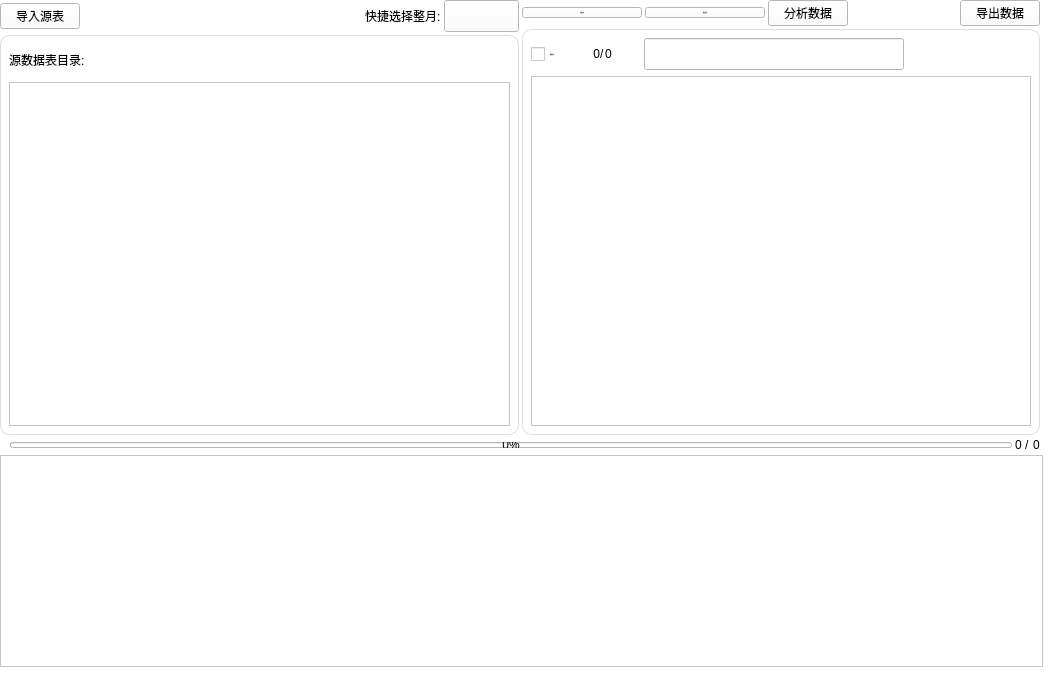
Above: ui/home.ui from coderSnail/xixi-tools before the change. Below: the same form after it.
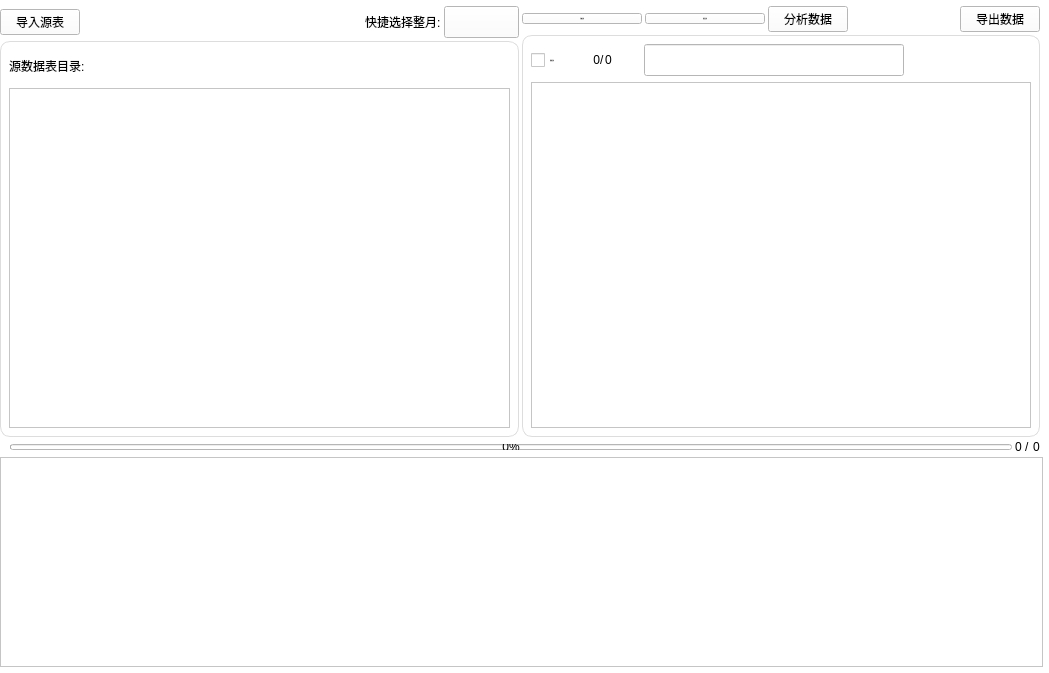
That is the form after the change. Icons and pictures are not drawn. Custom widgets are drawn as their Qt base class.

Commit message: bug_fix: 主页界面添加top-margin; 修复内存崩溃退出异常的bug

Diff of the .ui file:
```diff
--- a/ui/home.ui
+++ b/ui/home.ui
@@ -26,7 +26,7 @@
     <number>0</number>
    </property>
    <property name="topMargin">
-    <number>0</number>
+    <number>6</number>
    </property>
    <property name="rightMargin">
     <number>0</number>
```
The commit also changes 3 other files.
